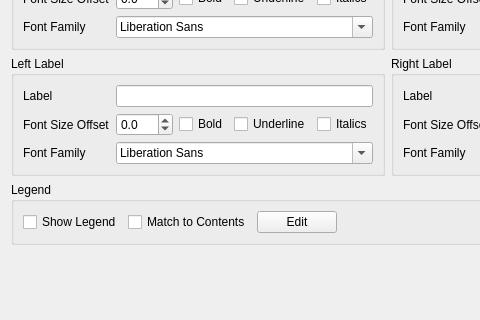
First picture: the form in src/libkstapp/labeltab.ui, repository Kst-plot/kst, before the edit; both pictures show x 0 to 480 and y 179 to 499 of the 776 by 499 pixel window.
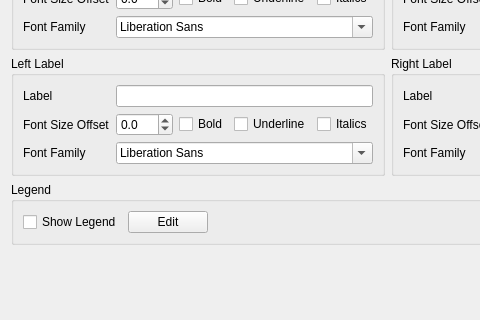
Second picture: the form after the edit.

Commit message: Add Editor for Legend Item.

```diff
--- a/src/libkstapp/labeltab.ui
+++ b/src/libkstapp/labeltab.ui
@@ -377,13 +377,6 @@
         </property>
        </widget>
       </item>
-      <item row="0" column="1" >
-       <widget class="QCheckBox" name="_matchLegendContents" >
-        <property name="text" >
-         <string>Match to Contents</string>
-        </property>
-       </widget>
-      </item>
       <item row="0" column="2" >
        <widget class="QPushButton" name="_editLegendContents" >
         <property name="text" >
```
The commit also changes 13 other files.
